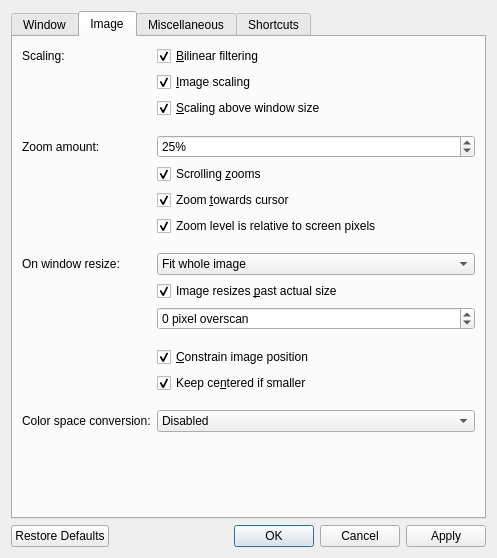
Old version of the form src/qvoptionsdialog.ui in the repository jurplel/qView.
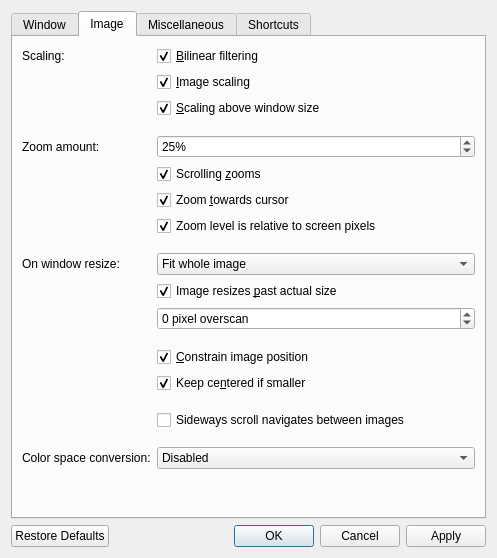
New version of the form. The open tabs and pages were chosen to show the change.

Commit message: Ability to navigate between images with sideways scroll

Diff of the .ui file:
```diff
--- a/src/qvoptionsdialog.ui
+++ b/src/qvoptionsdialog.ui
@@ -565,14 +565,34 @@
          </property>
         </spacer>
        </item>
-       <item row="16" column="0">
+       <item row="16" column="1">
+        <widget class="QCheckBox" name="sidewaysScrollNavigatesCheckbox">
+         <property name="text">
+          <string>Sideways scroll navigates between images</string>
+         </property>
+        </widget>
+       </item>
+       <item row="17" column="1">
+        <spacer name="horizontalSpacer_10">
+         <property name="orientation">
+          <enum>Qt::Horizontal</enum>
+         </property>
+         <property name="sizeHint" stdset="0">
+          <size>
+           <width>40</width>
+           <height>5</height>
+          </size>
+         </property>
+        </spacer>
+       </item>
+       <item row="18" column="0">
         <widget class="QLabel" name="colorSpaceConversionLabel">
          <property name="text">
           <string>Color space conversion:</string>
          </property>
         </widget>
        </item>
-       <item row="16" column="1">
+       <item row="18" column="1">
         <widget class="QComboBox" name="colorSpaceConversionComboBox">
          <property name="sizePolicy">
           <sizepolicy hsizetype="Preferred" vsizetype="Preferred">
```
The commit also changes 7 other files.
